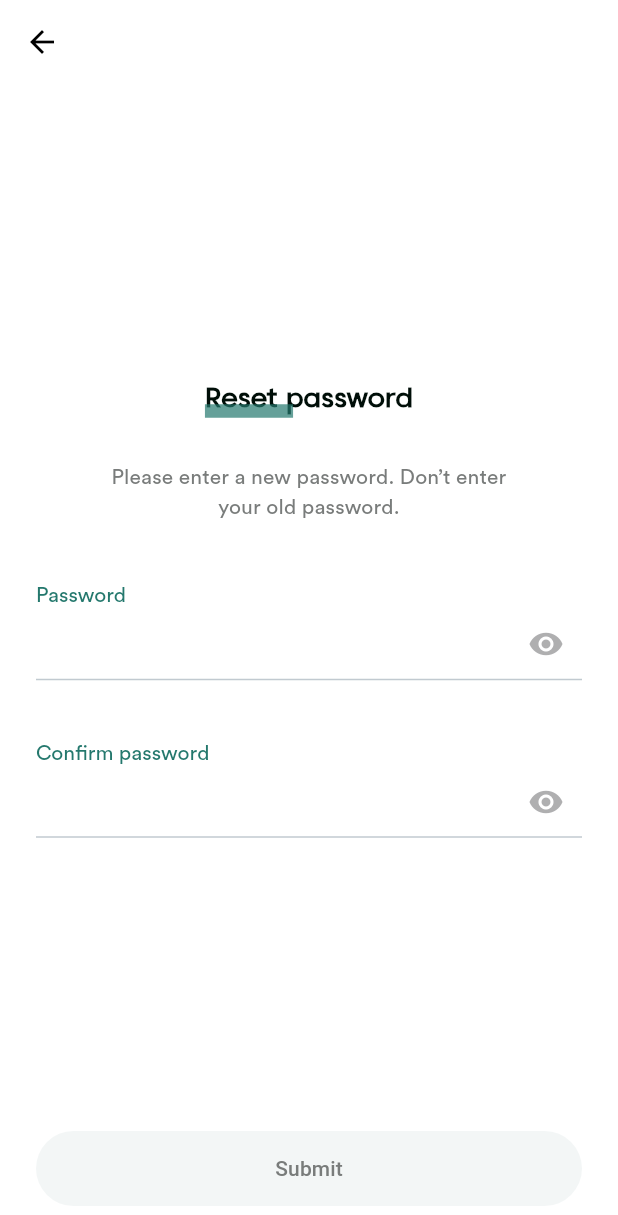
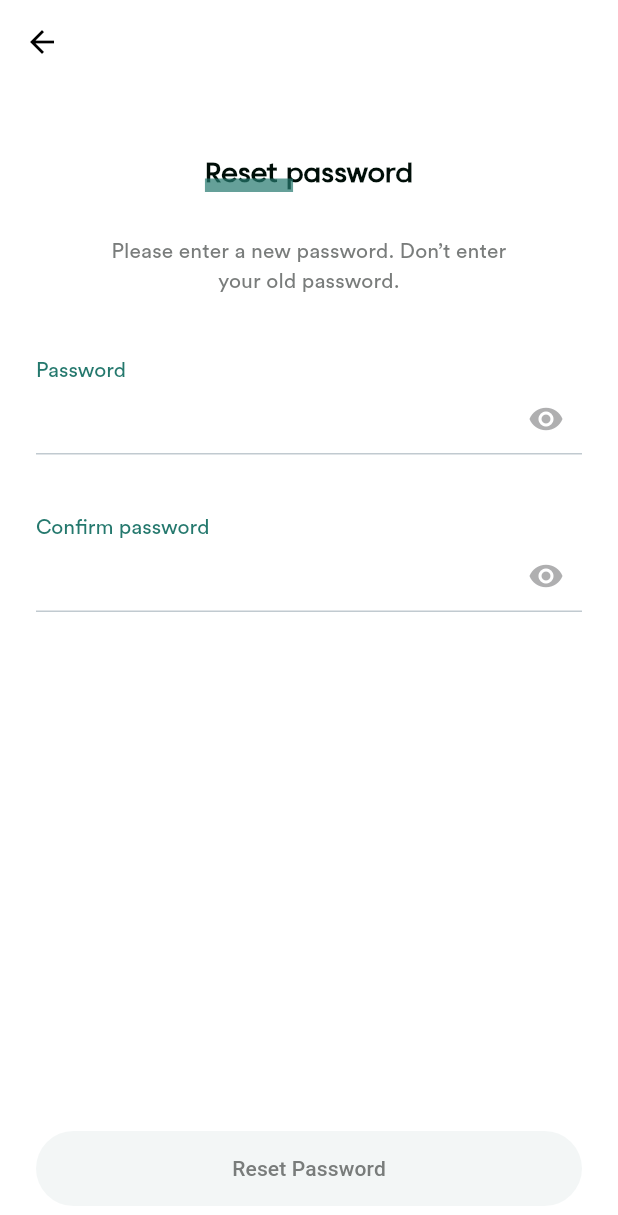
Before and after one commit to Mahbub-Hasan-Talukder/authentication_app, a Flutter app: the ResetPassword screen opened directly with empty values, on a phone screen of 412 x 824 dp. Shown: the top 1215 px of the screen. Run offline on Flutter 3.47's test engine with Material 3 defaults, Android fonts, the phone set to English and light mode, and no system bars; our stand-ins replace flutter_riverpod, font_awesome_flutter, go_router, riverpod_annotation, shared_preferences; accounts and stored records are empty; generated files the repository leaves out were written again; network calls fail.

Commit message:
Refactor: UI code edited

```diff
--- a/lib/feature/email_confirmation/presentation/views/email_confirmation_page.dart
+++ b/lib/feature/email_confirmation/presentation/views/email_confirmation_page.dart
@@ -121,7 +121,7 @@ class EmailConfirmationState extends ConsumerState<EmailConfirmation> {
           padding: const EdgeInsets.only(left: 30, right: 30),
           child: Column(
             children: [
-              const Spacer(),
+              const SizedBox(height: 45),
               Stack(
                 children: [
                   Text(
--- a/lib/feature/forgot_password/presentation/views/forgot_password_page.dart
+++ b/lib/feature/forgot_password/presentation/views/forgot_password_page.dart
@@ -48,7 +48,7 @@ class _ForgotPasswordState extends ConsumerState<ForgotPassword> {
           padding: const EdgeInsets.only(left: 30, right: 30),
           child: Column(
             children: [
-              const Spacer(),
+              const SizedBox(height: 45),
               Stack(
                 children: [
                   Text(
--- a/lib/feature/home/presentation/views/home_page.dart
+++ b/lib/feature/home/presentation/views/home_page.dart
@@ -69,7 +69,7 @@ class _HomePageState extends ConsumerState<HomePage> {
             Stack(
               children: [
                 Text(
-                  'H o m e',
+                  'Home Page',
                   style: Theme.of(context).textTheme.titleMedium,
                 ),
                 const GreenLine(right: 25),
--- a/lib/feature/login/data/models/model.dart
+++ /dev/null
@@ -1,5 +0,0 @@
-import 'package:authentication_app/feature/login/domain/entities/login_entity.dart';
-
-class Model extends LoginEntity {
-  Model({required super.message});
-}
--- a/lib/feature/reset_password/presentation/views/reset_password_page.dart
+++ b/lib/feature/reset_password/presentation/views/reset_password_page.dart
@@ -47,7 +47,7 @@ class _ResetPasswordState extends ConsumerState<ResetPassword> {
     final state = ref.watch(resetPasswordControllerProvider);
     ref.listen(resetPasswordControllerProvider, (_, next) {
       if (next.value ?? false) {
-        context.pushNamed(Routes.login);
+        context.go('/');
       } else if (next.hasError && !next.isLoading) {
         showDialog(
           context: context,
@@ -76,7 +76,7 @@ class _ResetPasswordState extends ConsumerState<ResetPassword> {
           padding: const EdgeInsets.only(left: 24, right: 24),
           child: Column(
             children: [
-              const Spacer(),
+              const SizedBox(height: 45),
               Stack(
                 children: [
                   Text(
@@ -150,7 +150,7 @@ class _ResetPasswordState extends ConsumerState<ResetPassword> {
                         backgroundColor: Colors.white,
                       )
                     : Text(
-                        'Submit',
+                        'Reset Password',
                         style: (enableButtonNotifier.password &
                                 enableButtonNotifier.confirmPassword)
                             ? const TextStyle(
--- a/lib/feature/signup/presentation/views/signup_page.dart
+++ b/lib/feature/signup/presentation/views/signup_page.dart
@@ -96,7 +96,7 @@ class _SignupState extends ConsumerState<Signup> {
           padding: const EdgeInsets.only(left: 30, right: 30),
           child: Column(
             children: [
-              const SizedBox(height: 100),
+              const SizedBox(height: 45),
               Stack(
                 children: [
                   Text(
```
Also changed, not shown: lib/feature/login/data/models/error_model.dart (deleted, +0 -12 lines), 4 other files.
